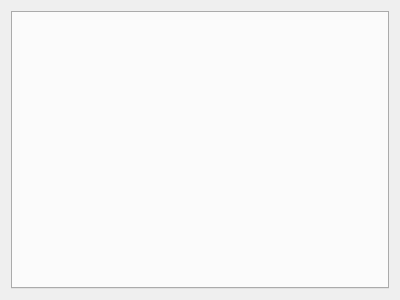
Qt form DesktopManager/widgets/SettingWidget.ui (PureBulb/BulbDesktop) before a commit.
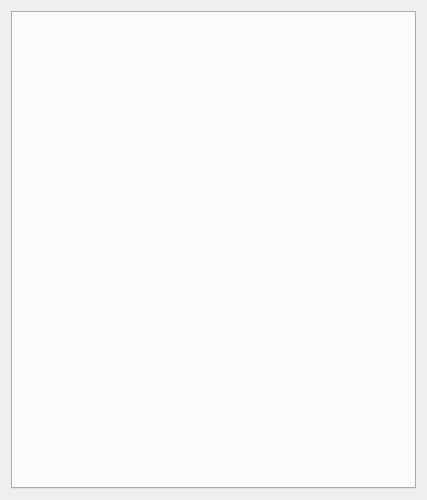
The same form after that commit.

Diff of the .ui file:
```diff
--- a/DesktopManager/widgets/SettingWidget.ui
+++ b/DesktopManager/widgets/SettingWidget.ui
@@ -6,8 +6,8 @@
    <rect>
     <x>0</x>
     <y>0</y>
-    <width>400</width>
-    <height>300</height>
+    <width>427</width>
+    <height>500</height>
    </rect>
   </property>
   <property name="windowTitle">
```
